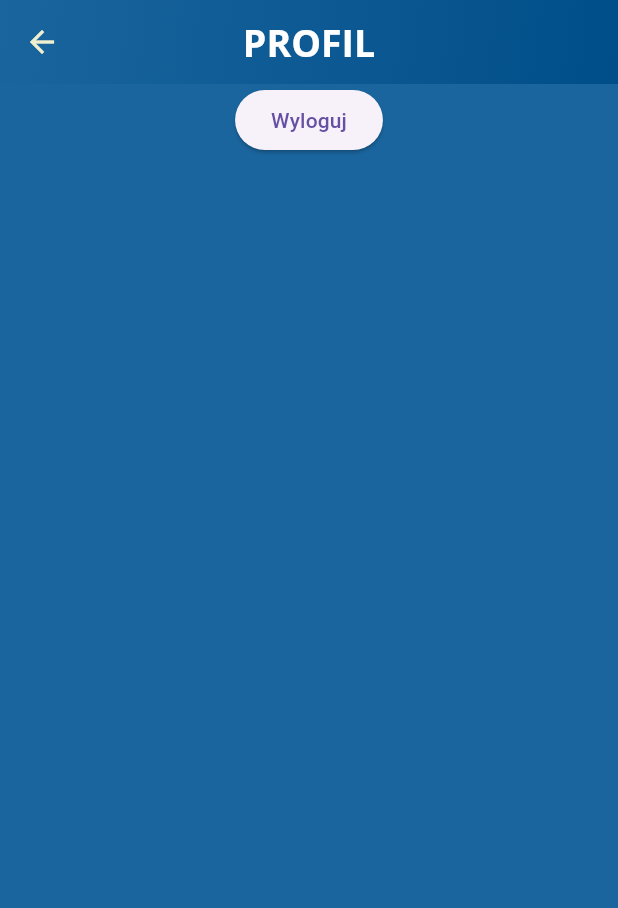
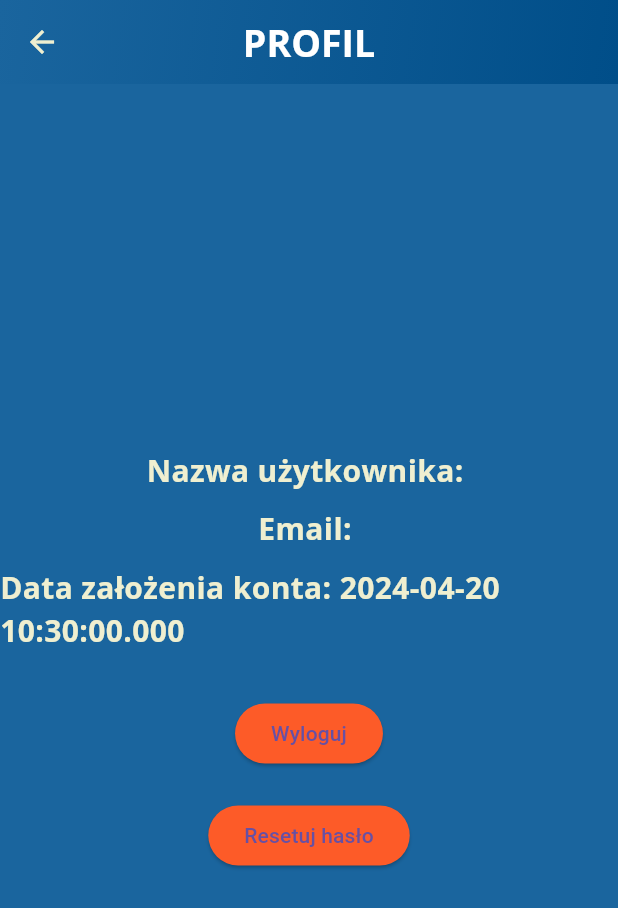
Before and after one commit to LudzCPP/Meetoplay, a Flutter app: the screen it shows once a user with an empty profile is signed in, after a tap on the "person" icon, on a phone screen of 412 x 824 dp. Shown: the top 908 px of the screen. Run offline on Flutter 3.47's test engine with Material 3 defaults, Android fonts, the phone set to English and light mode, and no system bars; our stand-ins replace cloud_firestore, firebase_auth, firebase_core, flutter_map, fluttertoast, google_sign_in and 2 more; accounts and stored records are empty.

Commit message:
getting data from database + account details

```diff
--- a/lib/authenticate_page.dart
+++ b/lib/authenticate_page.dart
@@ -1,3 +1,4 @@
+import 'package:cloud_firestore/cloud_firestore.dart';
 import 'package:firebase_auth/firebase_auth.dart';
 import 'package:flutter/material.dart';
 import 'package:fluttertoast/fluttertoast.dart';
@@ -15,6 +16,9 @@ class _AuthenticationScreenState extends State<AuthenticationScreen> {
   final GoogleSignIn _googleSignIn = GoogleSignIn();
   final TextEditingController _emailController = TextEditingController();
   final TextEditingController _passwordController = TextEditingController();
+
+  final FirebaseFirestore _firestore= FirebaseFirestore.instance;
+
 
   void _signInWithEmail() async {
     try {
@@ -68,6 +72,8 @@ class _AuthenticationScreenState extends State<AuthenticationScreen> {
     }
   }
 
+
+
   @override
   Widget build(BuildContext context) {
     return Scaffold(
--- a/lib/global_variables.dart
+++ b/lib/global_variables.dart
@@ -1,3 +1,4 @@
+import 'package:cloud_firestore/cloud_firestore.dart';
 import 'package:flutter/material.dart';
 import 'package:flutter_map/flutter_map.dart';
 import 'package:latlong2/latlong.dart';
--- a/lib/profile_page.dart
+++ b/lib/profile_page.dart
@@ -1,5 +1,6 @@
 import 'package:firebase_auth/firebase_auth.dart';
 import 'package:flutter/material.dart';
+import 'package:fluttertoast/fluttertoast.dart';
 import 'package:meetoplay/authenticate_page.dart';
 import 'package:meetoplay/global_variables.dart';
 import 'package:meetoplay/wrapper.dart';
@@ -9,11 +10,11 @@ class ProfilePage extends StatelessWidget {
 
   @override
   Widget build(BuildContext context) {
+    final user = FirebaseAuth.instance.currentUser;
+
     return Scaffold(
       appBar: AppBar(
-        title: const Text(
-          'PROFIL',
-        ),
+        title: const Text('PROFIL'),
         flexibleSpace: Container(
           decoration: const BoxDecoration(
             gradient: LinearGradient(
@@ -26,7 +27,15 @@ class ProfilePage extends StatelessWidget {
       ),
       body: Center(
         child: Column(
+          mainAxisAlignment: MainAxisAlignment.center,
           children: [
+            if (user != null) ...[
+              Text('Nazwa użytkownika: ${user.displayName ?? "Nie podano"}'),
+              SizedBox(height: 10),
+              Text('Email: ${user.email ?? "Nie podano"}'),
+              SizedBox(height: 10),
+              Text('Data założenia konta: ${user.metadata.creationTime?.toString() ?? "Nieznana"}'),
+              SizedBox(height: 30),
               ElevatedButton(
                 onPressed: () async {
                   await FirebaseAuth.instance.signOut();
@@ -37,8 +46,45 @@ class ProfilePage extends StatelessWidget {
                   );
                 },
                 child: const Text('Wyloguj'),
+                style: ElevatedButton.styleFrom(
+                  backgroundColor: specialActionButtonColor, // Use a global variable for color
                 ),
-            Text(FirebaseAuth.instance.currentUser!.displayName.toString())
+              ),
+              SizedBox(height: 20),
+              ElevatedButton(
+                onPressed: () async {
+                  if (user.email != null) {
+                    try {
+                      await FirebaseAuth.instance.sendPasswordResetEmail(email: user.email!);
+                      Fluttertoast.showToast(msg: "Link do resetowania hasła został wysłany na Twój email.");
+                    } catch (e) {
+                      Fluttertoast.showToast(msg: "Wystąpił błąd podczas resetowania hasła: $e");
+                    }
+                  } else {
+                    Fluttertoast.showToast(msg: "Brak zarejestrowanego emaila, nie można zresetować hasła.");
+                  }
+                },
+                child: const Text('Resetuj hasło'),
+                style: ElevatedButton.styleFrom(
+                  backgroundColor: specialActionButtonColor, // Use a global variable for color
+                ),
+              ),
+            ] else ...[
+              Text("Brak danych użytkownika."),
+              SizedBox(height: 20),
+              ElevatedButton(
+                onPressed: () {
+                  Navigator.of(context).pushAndRemoveUntil(
+                    MaterialPageRoute(builder: (context) => const AuthWrapper()),
+                    (Route<dynamic> route) => false,
+                  );
+                },
+                child: const Text('Wróć do logowania'),
+                style: ElevatedButton.styleFrom(
+                  backgroundColor: specialActionButtonColor,
+                ),
+              ),
+            ],
           ],
         ),
       ),
--- a/lib/wrapper.dart
+++ b/lib/wrapper.dart
@@ -2,6 +2,12 @@ import 'package:firebase_auth/firebase_auth.dart';
 import 'package:flutter/material.dart';
 import 'package:meetoplay/authenticate_page.dart';
 import 'package:meetoplay/home_page.dart';
+import 'package:cloud_firestore/cloud_firestore.dart';
+import 'package:flutter_map/flutter_map.dart';
+import 'package:latlong2/latlong.dart';
+import 'package:meetoplay/main.dart'; // Ensure navigatorKey is defined here
+import 'global_variables.dart';
+import 'meet_marker.dart';
 
 class AuthWrapper extends StatelessWidget {
   const AuthWrapper({super.key});
@@ -13,22 +19,55 @@ class AuthWrapper extends StatelessWidget {
       builder: (context, snapshot) {
         if (snapshot.connectionState == ConnectionState.active) {
           User? user = snapshot.data;
+
           if (user == null) {
             return const AuthenticationScreen();
           } else {
+            // Listen for token changes to manage user session
             FirebaseAuth.instance.idTokenChanges().listen((User? user) async {
               if (user != null) {
                 try {
                   await user.reload();
                 } catch (e) {
-                  if (e is FirebaseAuthException &&
-                      e.code == 'user-not-found') {
+                  if (e is FirebaseAuthException && e.code == 'user-not-found') {
                     await FirebaseAuth.instance.signOut();
                   }
                 }
               }
             });
-            return const HomePage();
+
+            // Fetch user-specific data from Firestore and update global markers
+            return StreamBuilder<QuerySnapshot>(
+              stream: FirebaseFirestore.instance.collection('meetings').where('user_id', isEqualTo: user.uid).snapshots(),
+              builder: (context, snapshot) {
+                if (snapshot.hasData) {
+                  globalMarkers.clear(); // Clear existing markers before updating
+                  for (var doc in snapshot.data!.docs) {
+                    var data = doc.data() as Map<String, dynamic>;
+                    LatLng position = LatLng(data['location']['latitude'], data['location']['longitude']);
+                    globalMarkers.add(MeetMarker(
+                      location: position,
+                      tooltipMessage: "Event at ${data['date']}",
+                      color: Colors.blue, // Example: dynamic color based on data
+                      eventTitle: data['eventName'],
+                    ));
+                  }
+                  return HomePage(); // Or any widget that uses globalMarkers
+                } else if (snapshot.hasError) {
+                  return Scaffold(
+                    body: Center(
+                      child: Text("Error fetching data: ${snapshot.error}"),
+                    ),
+                  );
+                } else {
+                  return const Scaffold(
+                    body: Center(
+                      child: CircularProgressIndicator(),
+                    ),
+                  );
+                }
+              },
+            );
           }
         } else {
           return const Scaffold(
```
Also changed, not shown: lib/models/meetings.dart (added, +11 -0 lines), lib/services/database.dart (+5 -2 lines). Lines whose indentation alone changed are shown as unchanged.
